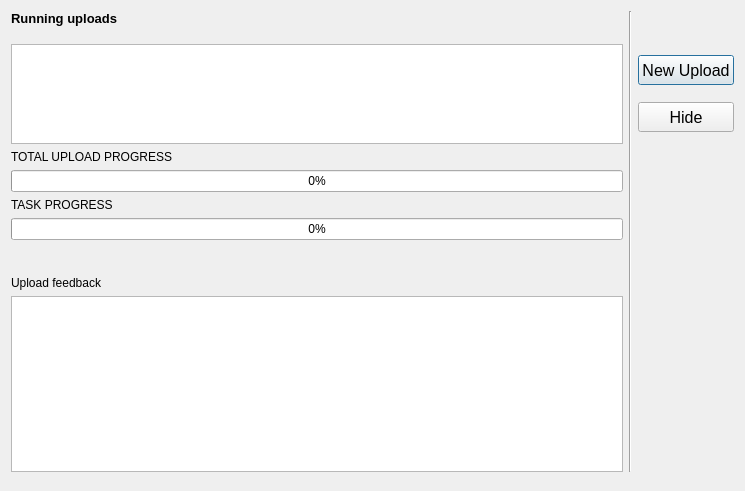
First picture: the form in threedi_api_qgis_client/ui/upload_overview.ui, repository nens/threedi-api-qgis-client, before the edit.
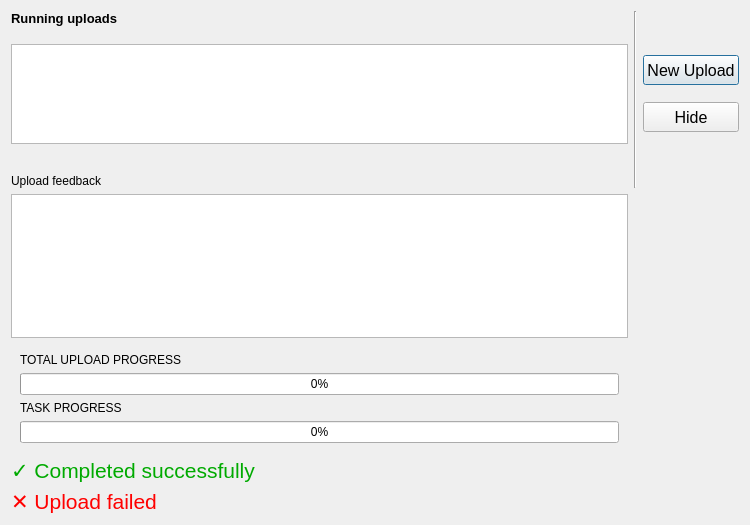
Second picture: the form after the edit.

Commit message: Upload overview dialog adjustments.

Patch:
```diff
--- a/threedi_api_qgis_client/ui/upload_overview.ui
+++ b/threedi_api_qgis_client/ui/upload_overview.ui
@@ -6,8 +6,8 @@
    <rect>
     <x>0</x>
     <y>0</y>
-    <width>745</width>
-    <height>491</height>
+    <width>750</width>
+    <height>525</height>
    </rect>
   </property>
   <property name="minimumSize">
@@ -25,33 +25,6 @@
    <string>Upload status</string>
   </property>
   <layout class="QGridLayout" name="gridLayout">
-   <item row="6" column="0">
-    <spacer name="verticalSpacer">
-     <property name="orientation">
-      <enum>Qt::Vertical</enum>
-     </property>
-     <property name="sizeHint" stdset="0">
-      <size>
-       <width>20</width>
-       <height>40</height>
-      </size>
-     </property>
-    </spacer>
-   </item>
-   <item row="0" column="0">
-    <widget class="QLabel" name="label_10">
-     <property name="font">
-      <font>
-       <pointsize>10</pointsize>
-       <weight>75</weight>
-       <bold>true</bold>
-      </font>
-     </property>
-     <property name="text">
-      <string>Running uploads</string>
-     </property>
-    </widget>
-   </item>
    <item row="3" column="0">
     <widget class="QTreeView" name="tv_uploads">
      <property name="sizePolicy">
@@ -83,74 +56,32 @@
      </attribute>
     </widget>
    </item>
-   <item row="0" column="1" rowspan="5">
-    <widget class="Line" name="line">
+   <item row="16" column="0">
+    <spacer name="verticalSpacer">
      <property name="orientation">
       <enum>Qt::Vertical</enum>
      </property>
-    </widget>
+     <property name="sizeHint" stdset="0">
+      <size>
+       <width>20</width>
+       <height>40</height>
+      </size>
+     </property>
+    </spacer>
    </item>
-   <item row="4" column="0">
-    <layout class="QFormLayout" name="formLayout">
-     <item row="0" column="0">
-      <widget class="QLabel" name="label">
-       <property name="text">
-        <string>TOTAL UPLOAD PROGRESS</string>
-       </property>
-      </widget>
-     </item>
-     <item row="2" column="0">
-      <widget class="QLabel" name="lbl_current_task">
-       <property name="text">
-        <string>TASK PROGRESS</string>
-       </property>
-      </widget>
-     </item>
-     <item row="4" column="0">
-      <spacer name="verticalSpacer_2">
-       <property name="orientation">
-        <enum>Qt::Vertical</enum>
-       </property>
-       <property name="sizeHint" stdset="0">
-        <size>
-         <width>20</width>
-         <height>40</height>
-        </size>
-       </property>
-      </spacer>
-     </item>
-     <item row="5" column="0">
-      <widget class="QLabel" name="label_2">
-       <property name="text">
-        <string>Upload feedback</string>
-       </property>
-      </widget>
-     </item>
-     <item row="6" column="0" colspan="2">
-      <widget class="QListView" name="lv_upload_feedback">
-       <property name="editTriggers">
-        <set>QAbstractItemView::NoEditTriggers</set>
-       </property>
-      </widget>
-     </item>
-     <item row="3" column="0" colspan="2">
-      <widget class="QProgressBar" name="pbar_current_task">
-       <property name="maximum">
-        <number>100</number>
-       </property>
-       <property name="value">
-        <number>0</number>
-       </property>
-      </widget>
-     </item>
-     <item row="1" column="0" colspan="2">
-      <widget class="QProgressBar" name="pbar_total_upload">
-       <property name="value">
-        <number>0</number>
-       </property>
-      </widget>
-     </item>
-    </layout>
+   <item row="0" column="0">
+    <widget class="QLabel" name="label_10">
+     <property name="font">
+      <font>
+       <pointsize>10</pointsize>
+       <weight>75</weight>
+       <bold>true</bold>
+      </font>
+     </property>
+     <property name="text">
+      <string>Running uploads</string>
+     </property>
+    </widget>
    </item>
    <item row="3" column="2">
     <layout class="QGridLayout" name="gridLayout_2">
@@ -204,6 +135,106 @@
      </item>
     </layout>
    </item>
+   <item row="8" column="0">
+    <widget class="QLabel" name="label_2">
+     <property name="text">
+      <string>Upload feedback</string>
+     </property>
+    </widget>
+   </item>
+   <item row="9" column="0">
+    <widget class="QListView" name="lv_upload_feedback">
+     <property name="editTriggers">
+      <set>QAbstractItemView::NoEditTriggers</set>
+     </property>
+    </widget>
+   </item>
+   <item row="0" column="1" rowspan="9">
+    <widget class="Line" name="line">
+     <property name="orientation">
+      <enum>Qt::Vertical</enum>
+     </property>
+    </widget>
+   </item>
+   <item row="10" column="0">
+    <widget class="QWidget" name="progress_widget" native="true">
+     <property name="minimumSize">
+      <size>
+       <width>0</width>
+       <height>0</height>
+      </size>
+     </property>
+     <layout class="QFormLayout" name="formLayout_2">
+      <item row="0" column="0">
+       <widget class="QLabel" name="label">
+        <property name="text">
+         <string>TOTAL UPLOAD PROGRESS</string>
+        </property>
+       </widget>
+      </item>
+      <item row="1" column="0" colspan="2">
+       <widget class="QProgressBar" name="pbar_total_upload">
+        <property name="value">
+         <number>0</number>
+        </property>
+       </widget>
+      </item>
+      <item row="2" column="0">
+       <widget class="QLabel" name="lbl_current_task">
+        <property name="text">
+         <string>TASK PROGRESS</string>
+        </property>
+       </widget>
+      </item>
+      <item row="3" column="0" colspan="2">
+       <widget class="QProgressBar" name="pbar_current_task">
+        <property name="maximum">
+         <number>100</number>
+        </property>
+        <property name="value">
+         <number>0</number>
+        </property>
+       </widget>
+      </item>
+     </layout>
+    </widget>
+   </item>
+   <item row="15" column="0">
+    <widget class="QLabel" name="label_failure">
+     <property name="minimumSize">
+      <size>
+       <width>0</width>
+       <height>0</height>
+      </size>
+     </property>
+     <property name="font">
+      <font>
+       <pointsize>16</pointsize>
+      </font>
+     </property>
+     <property name="text">
+      <string>&lt;html&gt;&lt;head/&gt;&lt;body&gt;&lt;p&gt;&lt;span style=&quot; color:#ff0000;&quot;&gt;✕ Upload failed&lt;/span&gt;&lt;/p&gt;&lt;/body&gt;&lt;/html&gt;</string>
+     </property>
+    </widget>
+   </item>
+   <item row="14" column="0">
+    <widget class="QLabel" name="label_success">
+     <property name="minimumSize">
+      <size>
+       <width>0</width>
+       <height>0</height>
+      </size>
+     </property>
+     <property name="font">
+      <font>
+       <pointsize>16</pointsize>
+      </font>
+     </property>
+     <property name="text">
+      <string>&lt;html&gt;&lt;head/&gt;&lt;body&gt;&lt;p&gt;&lt;span style=&quot; color:#00aa00;&quot;&gt;✓ Completed successfully&lt;/span&gt;&lt;/p&gt;&lt;/body&gt;&lt;/html&gt;</string>
+     </property>
+    </widget>
+   </item>
   </layout>
  </widget>
  <resources/>
```
The commit also changes 2 other files.
